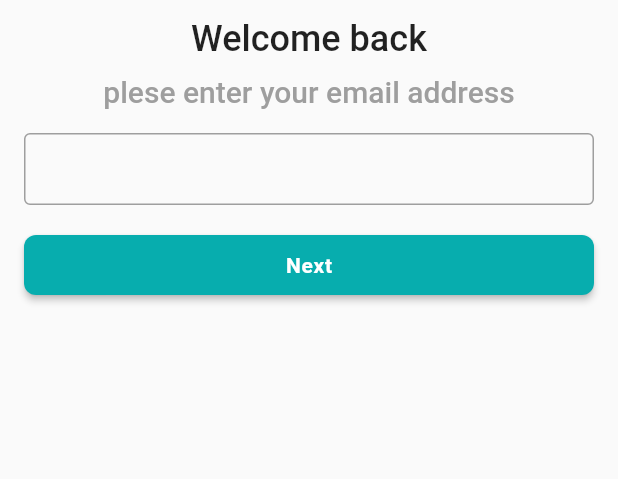
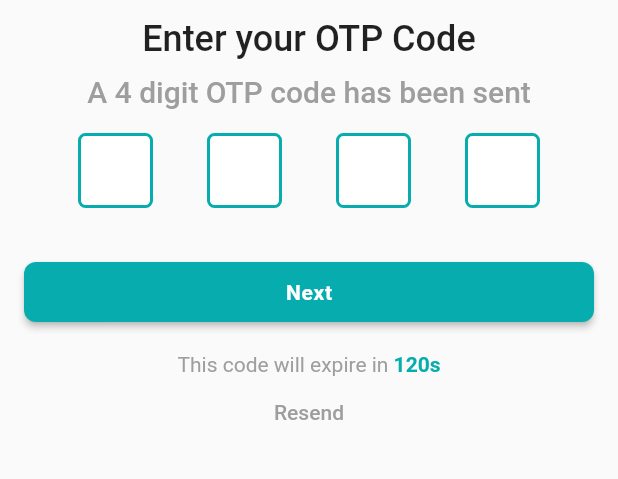
Before and after one commit to Rakib-Hasan25/CraftBay, a Flutter app: the screen it shows after launch, after a tap on "Next", on a phone screen of 412 x 824 dp, the part 416-895 px from its top. Run offline on Flutter 3.47's test engine with Material 2 defaults, Android fonts, the phone set to English and light mode, and no system bars; drawn by our look-alikes of pin_code_fields; our stand-ins replace flutter_svg, get.

Commit message:
OTP verification screen ui design added

```diff
--- a/lib/presentation/ui/screens/auth/email_verification_screen.dart
+++ b/lib/presentation/ui/screens/auth/email_verification_screen.dart
@@ -1,4 +1,6 @@
+import 'package:ecommerce/presentation/ui/screens/auth/otp_verification_screen.dart';
 import 'package:flutter/material.dart';
+import 'package:get/get.dart';
 
 import '../../utlis/image_assets.dart';
 
@@ -52,6 +54,10 @@ class _EmailVerificationScreenState extends State<EmailVerificationScreen> {
                 ),
                 TextFormField(
                   //validation er bepar ase tai
+                  decoration: InputDecoration(
+                    hintText: 'Email'
+                  ),
+
                 ),
                 const SizedBox(
                   height: 16,
@@ -59,7 +65,9 @@ class _EmailVerificationScreenState extends State<EmailVerificationScreen> {
                 SizedBox(
                   width: double.infinity,
                     child: ElevatedButton(
-                        onPressed: () {}, child: Text('Next')))
+                        onPressed: () {
+                          Get.to(OTPVerificationScreen());
+                        }, child: Text('Next')))
               ],
             ),
           ),
--- /dev/null
+++ b/lib/presentation/ui/screens/auth/otp_verification_screen.dart
@@ -0,0 +1,128 @@
+import 'package:ecommerce/presentation/ui/utlis/color_palette.dart';
+import 'package:flutter/material.dart';
+import 'package:pin_code_fields/pin_code_fields.dart';
+
+import '../../utlis/image_assets.dart';
+
+class OTPVerificationScreen extends StatefulWidget {
+  const OTPVerificationScreen({super.key});
+
+  @override
+  State<OTPVerificationScreen> createState() => _OTPVerificationScreenState();
+}
+
+class _OTPVerificationScreenState extends State<OTPVerificationScreen> {
+  @override
+  Widget build(BuildContext context) {
+    return Scaffold(
+      body: SafeArea(
+        child: Padding(
+          padding: const EdgeInsets.all(16.0),
+          child: SingleChildScrollView(
+            child: Column(
+              children: [
+                const SizedBox(
+                  height: 100,
+                ),
+                Center(
+                    child: Image.asset(
+                  ImageAssets.craftyBayLogoPNG,
+                )),
+                const SizedBox(
+                  height: 12,
+                ),
+                Text(
+                  'Enter your OTP Code',
+                  style: Theme.of(context)
+                      .textTheme
+                      .titleLarge
+                      ?.copyWith(fontSize: 24),
+                ),
+                const SizedBox(
+                  height: 10,
+                ),
+                Text(
+                  'A 4 digit OTP code has been sent',
+                  style: Theme.of(context)
+                      .textTheme
+                      .titleLarge
+                      ?.copyWith(color: Colors.grey),
+                ),
+                const SizedBox(
+                  height: 16,
+                ),
+
+                PinCodeTextField(
+                  length: 4,
+                  obscureText: false,
+                  animationType: AnimationType.fade,
+                  mainAxisAlignment: MainAxisAlignment.spaceEvenly,
+                  keyboardType: TextInputType.number,
+
+                  pinTheme: PinTheme(
+                      shape: PinCodeFieldShape.box,
+                      borderRadius: BorderRadius.circular(5),
+                      fieldHeight: 50,
+                      fieldWidth: 50,
+                      activeFillColor: Colors.white,
+                      inactiveFillColor: Colors.white,
+                      selectedFillColor: Colors.white,
+                      activeColor: ColorPalette.primaryColor,
+                      inactiveColor: ColorPalette.primaryColor,
+                      selectedColor: Colors.green),
+                  animationDuration: Duration(milliseconds: 300),
+                  enableActiveFill: true,
+                  onCompleted: (v) {},
+                  onChanged: (value) {},
+                  beforeTextPaste: (text) {
+                    return true;
+                  },
+                  appContext: context,
+                ),
+
+                // TextFormField(
+                //     //validation er bepar ase tai
+                //     ),
+                const SizedBox(
+                  height: 16,
+                ),
+                SizedBox(
+                  width: double.infinity,
+                  child: ElevatedButton(
+                    onPressed: () {},
+                    child: Text('Next'),
+                  ),
+                ),
+                const SizedBox(
+                  height: 16,
+                ),
+
+                // every text can be divided into smaller span
+                // it helf to manage every text
+
+                RichText(
+                    text: TextSpan(
+                        style: TextStyle(color: Colors.grey),
+                        children: [
+                      TextSpan(text: 'This code will expire in '),
+                      TextSpan(
+                        text: '120s',
+                        style: TextStyle(
+                          color: ColorPalette.primaryColor,
+                          fontWeight: FontWeight.bold,
+                        ),
+                      ),
+                    ])),
+                TextButton(
+                  onPressed: () {},
+                  child: const Text("Resend"),
+                  style: TextButton.styleFrom(foregroundColor: Colors.grey),
+                ),
+              ],
+            ),
+          ),
+        ),
+      ),
+    );
+  }
+}
--- a/pubspec.yaml
+++ b/pubspec.yaml
@@ -17,6 +17,7 @@ dependencies:
   cupertino_icons: ^1.0.2
   flutter_svg: ^2.0.7
   get: ^4.6.5
+  pin_code_fields: ^8.0.1
 
 dev_dependencies:
   flutter_test:
```
Also changed, not shown: pubspec.lock.
